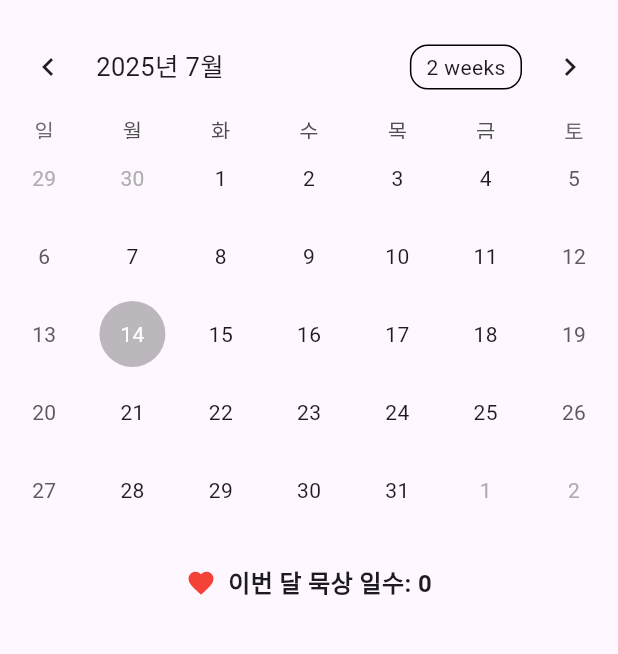
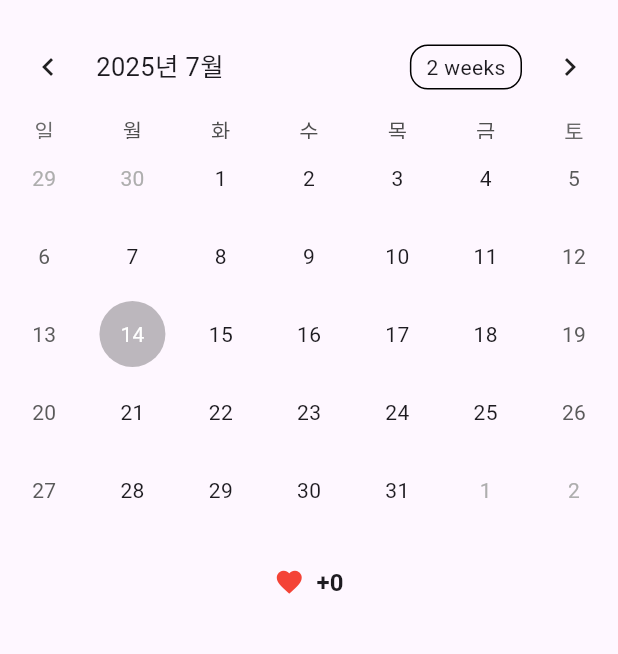
Before and after one commit to koreaTail/my_church_app, a Flutter app: the screen it shows after launch, on a phone screen of 412 x 824 dp, the part 65-719 px from its top. Run offline on Flutter 3.47's test engine with Material 3 defaults, Android fonts, the phone set to English and light mode, and no system bars; drawn by our look-alikes of table_calendar; our stand-ins replace shared_preferences.

Commit message:
묵상일수+1

```diff
--- a/lib/main.dart
+++ b/lib/main.dart
@@ -233,7 +233,7 @@ class _CalendarViewState extends State<CalendarView> {
                 const Icon(Icons.favorite, color: Colors.red, size: 20),
                 const SizedBox(width: 8),
                 Text(
-                  '이번 달 묵상 일수: $_currentMonthCount',
+                  '+$_currentMonthCount',
                   style: const TextStyle(
                       fontSize: 16, fontWeight: FontWeight.bold),
                 ),
```
